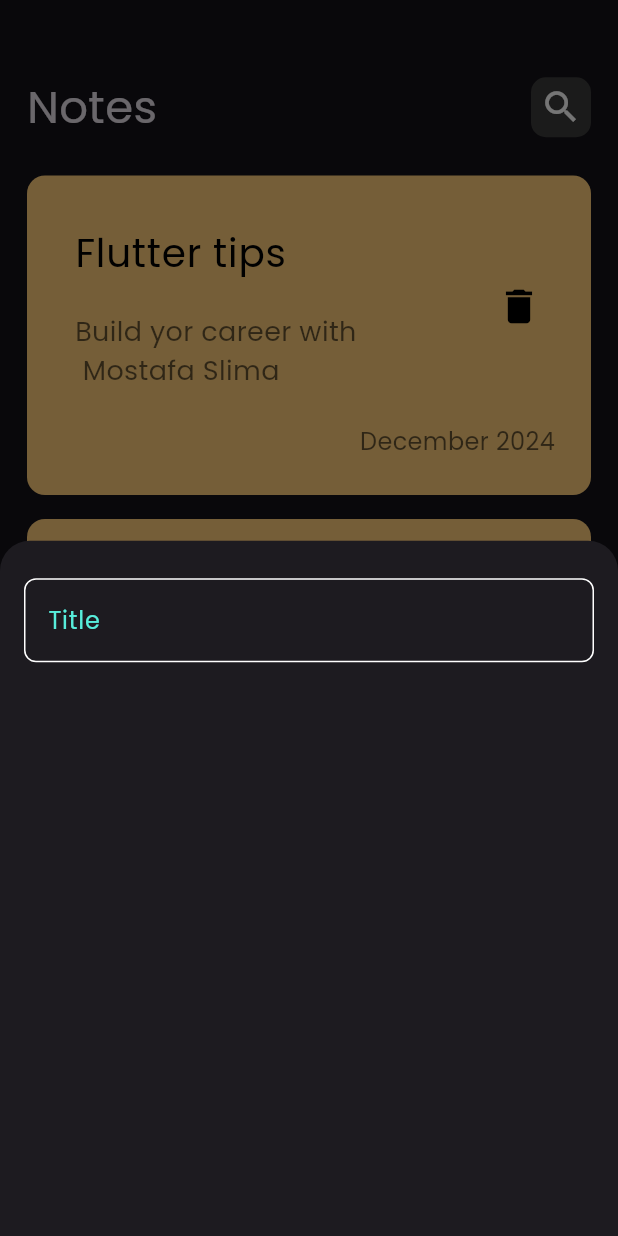
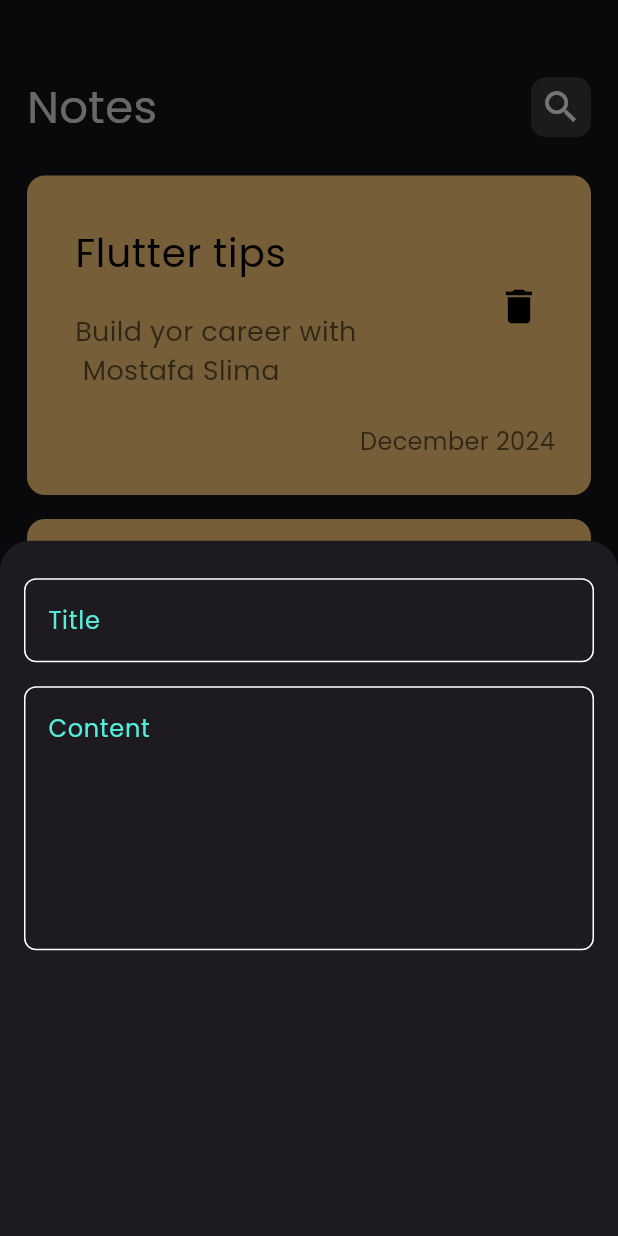
Before and after one commit to Mostafaslima66/Notes_App, a Flutter app: the screen it shows after launch, after a tap on the "add" icon, on a phone screen of 412 x 824 dp. Run offline on Flutter 3.47's test engine with Material 3 defaults, Android fonts, the phone set to English and light mode, and no system bars.

Commit message:
use customtextfield

```diff
--- a/lib/widgets/AddnoteBottomsheet.dart
+++ b/lib/widgets/AddnoteBottomsheet.dart
@@ -7,13 +7,17 @@ class AddnoteBottomsheet extends StatelessWidget {
   @override
   Widget build(BuildContext context) {
     return Padding(
-      padding: const EdgeInsets.symmetric(horizontal: 16),
+      padding: const EdgeInsets.symmetric(horizontal: 16,),
       child: Column(
         children: [
           SizedBox(
             height: 25,
           ),
           CustomTextfield(hint: "Title"),
+           SizedBox(
+            height: 16,
+          ),
+          CustomTextfield(hint: "Content",maxlines: 6,)
         ],
       ),
     );
```
